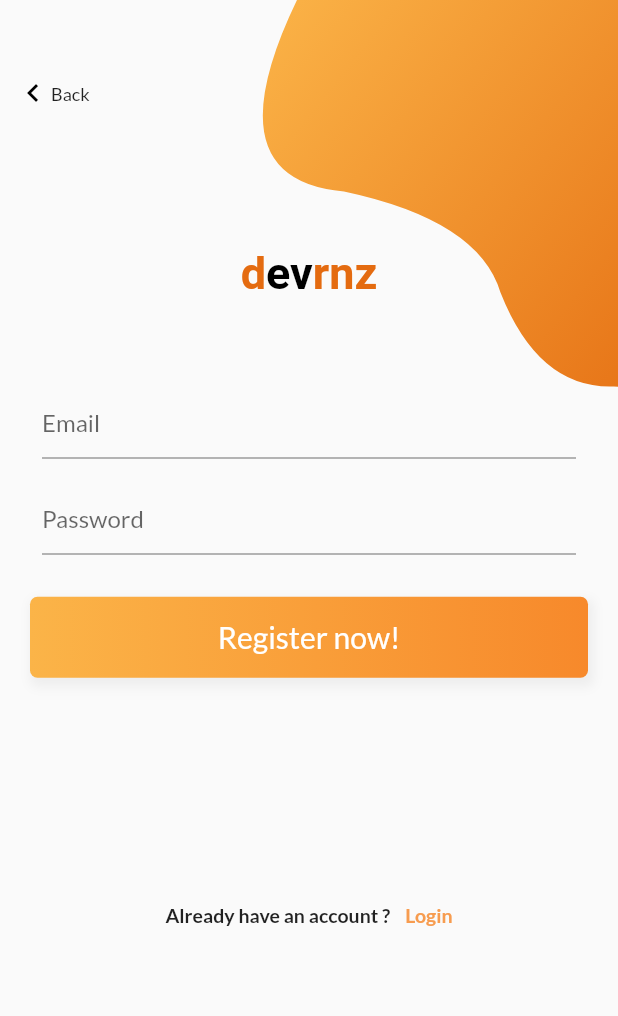
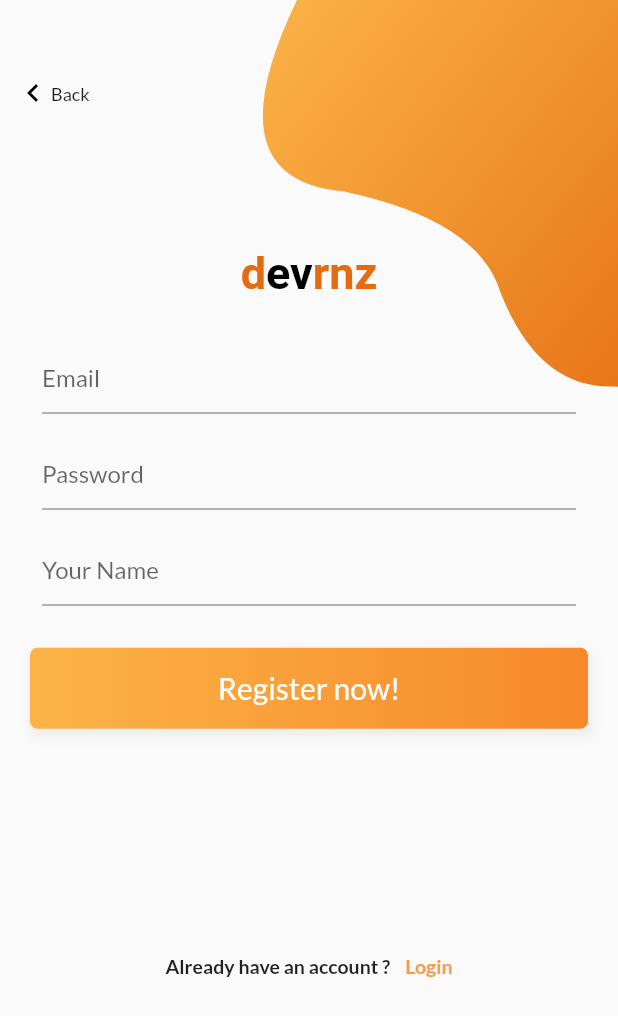
Before and after one commit to svenriksen/map-app, a Flutter app: the SignUpPage screen opened directly, on a phone screen of 412 x 824 dp. Shown: the top 1016 px of the screen. Run offline on Flutter 3.47's test engine with Material 2 defaults, Android fonts, the phone set to English and light mode, and no system bars; our stand-ins replace firebase_auth, firebase_core, fluttertoast, geocoding, geolocator, google_fonts and 1 more; accounts and stored records are empty.

Commit message:
giao dien moi' (1 chut)

```diff
--- /dev/null
+++ b/lib/src/Global.dart
@@ -0,0 +1,7 @@
+import 'package:flutter/material.dart';
+
+class Credentials {
+
+  static var email = '';
+  static var name = '';
+}
--- a/lib/src/signup.dart
+++ b/lib/src/signup.dart
@@ -5,6 +5,7 @@ import 'package:hi_world/src/GPS.dart';
 import 'package:hi_world/src/Widget/bezierContainer.dart';
 import 'package:hi_world/src/loginPage.dart';
 import 'package:google_fonts/google_fonts.dart';
+import 'package:hi_world/src/Global.dart';
 
 
 class SignUpPage extends StatefulWidget {
@@ -126,7 +127,7 @@ class _SignUpPageState extends State<SignUpPage> {
     );
   }
 
-  Widget _emailPasswordWidget() {
+  Widget _emailPasswordNameWidget() {
     return Column(
       children: <Widget>[
         Padding(
@@ -150,6 +151,18 @@ class _SignUpPageState extends State<SignUpPage> {
             ),
             onChanged: (value){
               _password = value.trim();
+            },
+          ),
+        ),
+        Padding(
+          padding: const EdgeInsets.all(8.0),
+          child: TextField(
+            keyboardType: TextInputType.emailAddress,
+            decoration: InputDecoration(
+                hintText: 'Your Name'
+            ),
+            onChanged: (value){
+               Credentials.name = value.trim();
             },
           ),
         ),
@@ -192,9 +205,9 @@ class _SignUpPageState extends State<SignUpPage> {
                     SizedBox(height: height * .2),
                     _title(),
                     SizedBox(
-                      height: 50,
+                      height: 20,
                     ),
-                    _emailPasswordWidget(),
+                    _emailPasswordNameWidget(),
                     SizedBox(
                       height: 20,
                     ),
```
Also changed, not shown: lib/src/GPS.dart (+1 -8 lines), lib/src/UserPage.dart (added, +58 -0 lines), lib/src/Widget/Tabs.dart (added, +78 -0 lines), lib/src/loginPage.dart (+5 -4 lines), lib/src/main.dart (added, +30 -0 lines).
